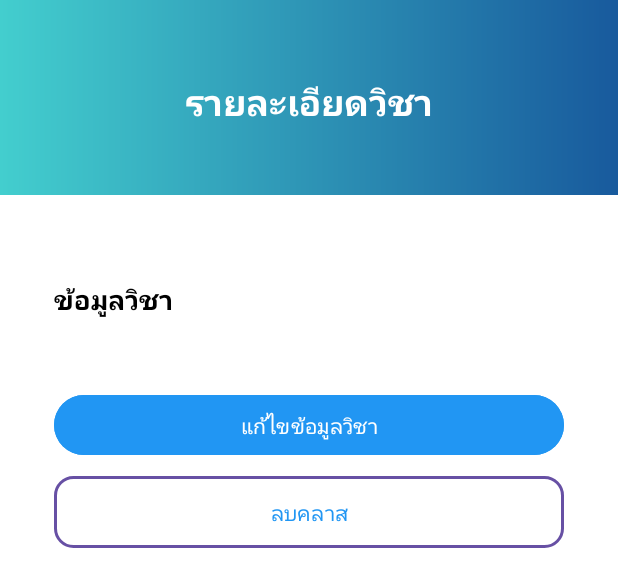
After one commit to Mickeyyok/FacecheckApp, an Android app: the layout activity_class_detail.xml on its own in the app's theme, with its tools: preview values and no code run, on a phone screen of 412 x 824 dp. The commit adds this screen. Shown: the top 587 px of the screen. Run offline under Robolectric (Android 15) with nearby library versions, the phone set to English and light mode, and no system bars.

Commit message:
รายละเอียด

```diff
--- a/app/src/main/AndroidManifest.xml
+++ b/app/src/main/AndroidManifest.xml
@@ -52,9 +52,11 @@
 
         <activity android:name=".TeacherHomeActivity" />
 
+        <activity android:name=".CreateClassActivity" />
+
         <activity android:name=".CreaetimeActivity" />
 
-        <activity android:name=".CreateClassActivity" />
+
 
 
 
--- a/app/src/main/java/com/example/facecheckapp/subjectsActivity.kt
+++ /dev/null
@@ -1,4 +0,0 @@
-package com.example.facecheckapp
-
-class subjectsActivity {
-}
--- /dev/null
+++ b/app/src/main/res/drawable/outline_button.xml
@@ -0,0 +1,18 @@
+<?xml version="1.0" encoding="utf-8"?>
+<shape xmlns:android="http://schemas.android.com/apk/res/android"
+    android:shape="rectangle">
+
+    <stroke
+        android:width="2dp"
+        android:color="#2196F3" />
+
+    <solid android:color="@android:color/transparent" />
+
+    <corners android:radius="12dp" />
+
+    <padding
+        android:left="10dp"
+        android:top="8dp"
+        android:right="10dp"
+        android:bottom="8dp" />
+</shape>
--- /dev/null
+++ b/app/src/main/res/layout/activity_class_detail.xml
@@ -0,0 +1,78 @@
+<?xml version="1.0" encoding="utf-8"?>
+<RelativeLayout xmlns:android="http://schemas.android.com/apk/res/android"
+    xmlns:tools="http://schemas.android.com/tools"
+    android:layout_width="match_parent"
+    android:layout_height="match_parent"
+    android:background="@android:color/white"
+    tools:context=".ClassDetailActivity">
+
+    <!-- ส่วนหัว -->
+    <RelativeLayout
+        android:layout_width="match_parent"
+        android:layout_height="130dp"
+        android:background="@drawable/bg_gradient">
+
+        <TextView
+            android:id="@+id/tvTitle"
+            android:layout_width="wrap_content"
+            android:layout_height="wrap_content"
+            android:text="รายละเอียดวิชา"
+            android:textColor="@android:color/white"
+            android:textSize="24sp"
+            android:textStyle="bold"
+            android:layout_centerHorizontal="true"
+            android:layout_marginTop="50dp" />
+    </RelativeLayout>
+
+    <!-- เนื้อหา -->
+    <ScrollView
+        android:layout_width="match_parent"
+        android:layout_height="match_parent"
+        android:layout_marginTop="150dp"
+        android:layout_below="@id/tvTitle"
+        android:padding="20dp">
+
+        <LinearLayout
+            android:layout_width="match_parent"
+            android:layout_height="wrap_content"
+            android:orientation="vertical"
+
+            android:padding="16dp">
+
+            <TextView
+                android:id="@+id/tvClassInfo"
+                android:layout_width="match_parent"
+                android:layout_height="wrap_content"
+                android:text="ข้อมูลวิชา"
+                android:textStyle="bold"
+                android:textSize="18sp"
+                android:textColor="#000"
+                android:layout_marginBottom="10dp" />
+
+            <TextView
+                android:id="@+id/tvDetail"
+                android:layout_width="match_parent"
+                android:layout_height="wrap_content"
+                android:textSize="15sp"
+                android:textColor="#333"
+                android:layout_marginBottom="16dp" />
+
+            <Button
+                android:id="@+id/btnEdit"
+                android:layout_width="match_parent"
+                android:layout_height="wrap_content"
+                android:text="แก้ไขข้อมูลวิชา"
+                android:backgroundTint="#2196F3"
+                android:textColor="@android:color/white"
+                android:layout_marginBottom="10dp" />
+
+            <Button
+                android:id="@+id/btnDelete"
+                android:layout_width="match_parent"
+                android:layout_height="wrap_content"
+                android:text="ลบคลาส"
+                android:background="@drawable/outline_button"
+                android:textColor="#2196F3" />
+        </LinearLayout>
+    </ScrollView>
+</RelativeLayout>
--- a/app/src/main/res/layout/activity_teacher_main.xml
+++ b/app/src/main/res/layout/activity_teacher_main.xml
@@ -1,10 +1,11 @@
 <?xml version="1.0" encoding="utf-8"?>
+
 <RelativeLayout xmlns:android="http://schemas.android.com/apk/res/android"
     xmlns:tools="http://schemas.android.com/tools"
     android:layout_width="match_parent"
     android:layout_height="match_parent"
     android:background="@drawable/bg_gradient"
-    tools:context=".MyClassActivity">
+    tools:context=".TeacherHomeActivity">
 
     <!-- 🔹 ส่วนหัว -->
     <RelativeLayout
```
Also changed, not shown: app/src/main/java/com/example/facecheckapp/ClassAdapter.kt (+9 -7 lines), app/src/main/java/com/example/facecheckapp/ClassData.kt (+11 -7 lines), app/src/main/java/com/example/facecheckapp/ClassDetailActivity.kt (added, +55 -0 lines), app/src/main/java/com/example/facecheckapp/CreaetimeActivity.kt (+58 -23 lines), app/src/main/java/com/example/facecheckapp/CreateClassActivity.kt (+21 -42 lines), app/src/main/res/layout/activity_create_class.xml (+12 -1 lines), app/src/main/res/layout/activity_createtime_class.xml (+72 -43 lines).
